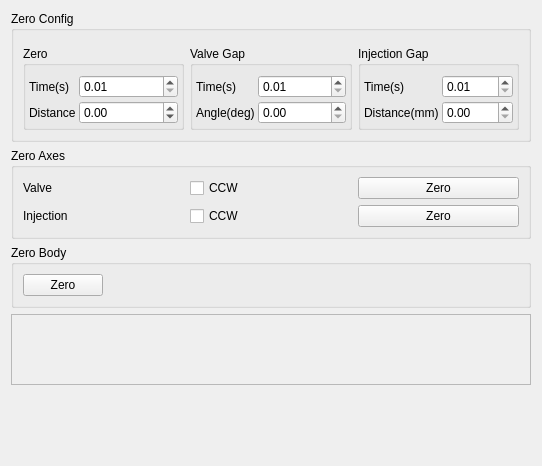
The window that source/wnd/ui/ippref.ui (ww4u/megarobostudio) describes before a commit, drawn with Qt 5.
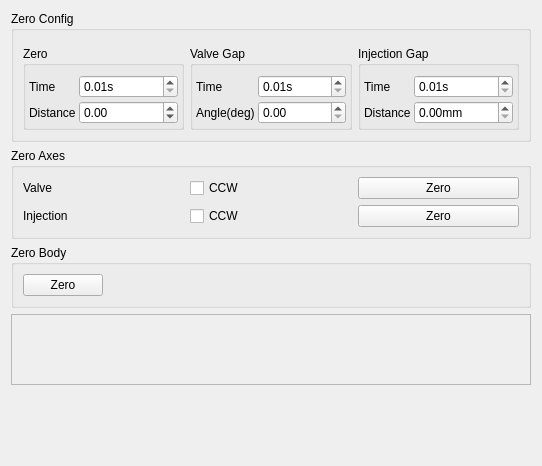
The same window after the commit. Icons and pictures are not drawn. Custom widgets are drawn as their Qt base class.

Patch:
```diff
--- a/source/wnd/ui/ippref.ui
+++ b/source/wnd/ui/ippref.ui
@@ -47,12 +47,15 @@
          <item row="0" column="0">
           <widget class="QLabel" name="label_7">
            <property name="text">
-            <string>Time(s)</string>
+            <string>Time</string>
            </property>
           </widget>
          </item>
          <item row="0" column="1">
           <widget class="QDoubleSpinBox" name="spinZeroTime">
+           <property name="suffix">
+            <string>s</string>
+           </property>
            <property name="minimum">
             <double>0.010000000000000</double>
            </property>
@@ -108,7 +111,7 @@
          <item row="0" column="0">
           <widget class="QLabel" name="label_4">
            <property name="text">
-            <string>Time(s)</string>
+            <string>Time</string>
            </property>
           </widget>
          </item>
@@ -121,6 +124,9 @@
          </item>
          <item row="0" column="1">
           <widget class="QDoubleSpinBox" name="spinVGapTime">
+           <property name="suffix">
+            <string>s</string>
+           </property>
            <property name="minimum">
             <double>0.010000000000000</double>
            </property>
@@ -166,19 +172,22 @@
          <item row="0" column="0">
           <widget class="QLabel" name="label_6">
            <property name="text">
-            <string>Time(s)</string>
+            <string>Time</string>
            </property>
           </widget>
          </item>
          <item row="1" column="0">
           <widget class="QLabel" name="label_8">
            <property name="text">
-            <string>Distance(mm)</string>
+            <string>Distance</string>
            </property>
           </widget>
          </item>
          <item row="1" column="1">
           <widget class="QDoubleSpinBox" name="spinIGapDist">
+           <property name="suffix">
+            <string>mm</string>
+           </property>
            <property name="maximum">
             <double>1000.000000000000000</double>
            </property>
@@ -186,6 +195,9 @@
          </item>
          <item row="0" column="1">
           <widget class="QDoubleSpinBox" name="spinIGapTime">
+           <property name="suffix">
+            <string>s</string>
+           </property>
            <property name="minimum">
             <double>0.010000000000000</double>
            </property>
```
